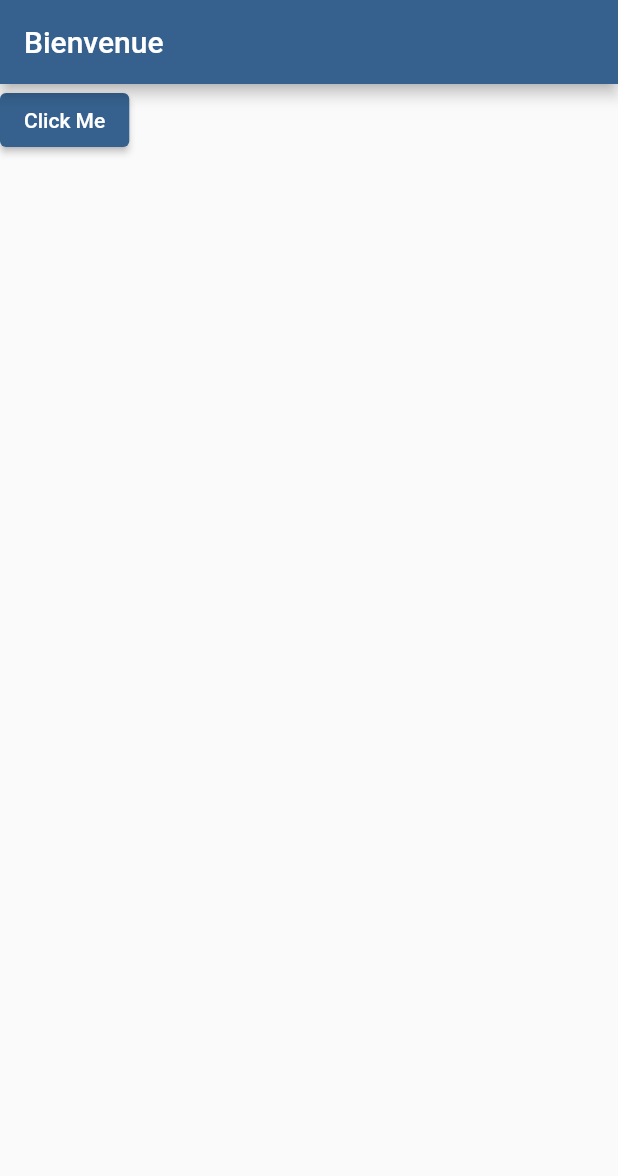
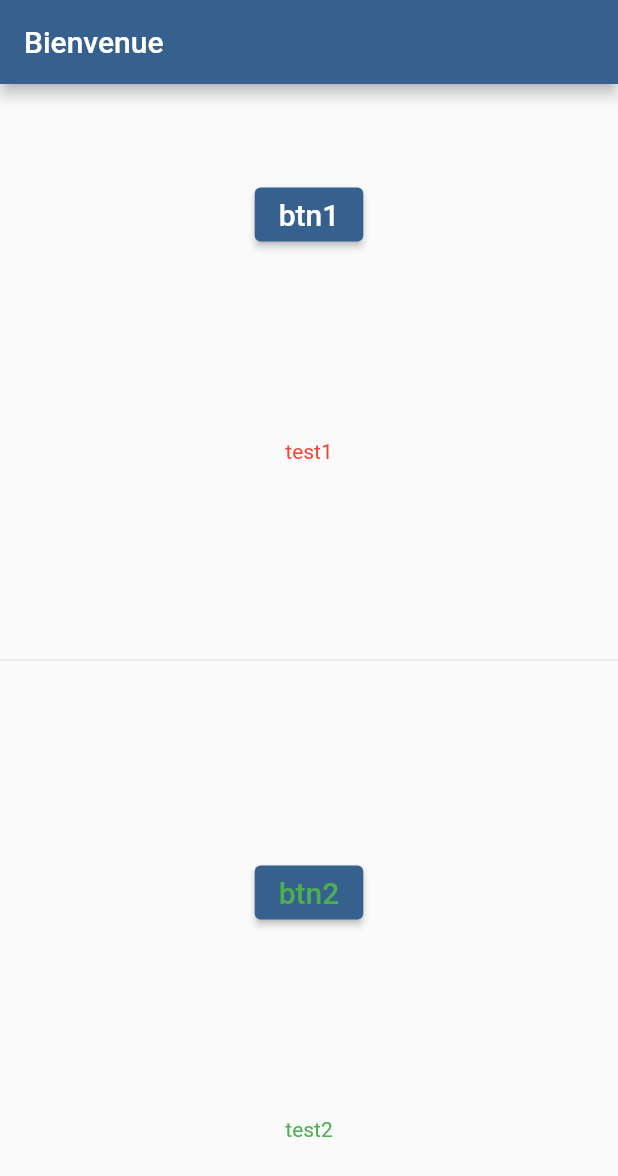
Before and after one commit to fanetech/second_app, a Flutter app: the screen it shows after launch, on a phone screen of 412 x 824 dp. Shown: the top 1176 px of the screen. Run offline on Flutter 3.47's test engine with Material 2 defaults, Android fonts, the phone set to English and light mode, and no system bars.

Commit message:
elevatedButton

```diff
--- a/lib/main.dart
+++ b/lib/main.dart
@@ -26,6 +26,8 @@ class soir extends StatefulWidget {
 
 class _soirState extends State<soir> {
   var info = "Hello World";
+  var text1 = "test1";
+  var text2 = "test2";
 
   @override
   void initState() {
@@ -34,19 +36,46 @@ class _soirState extends State<soir> {
     info = "Bienvenue";
   }
 
+  void click1() {
+    setState(() {
+      text1 = "click text1";
+    });
+  }
+
+  void click2(String t) {
+    setState(() {
+      text2 = t;
+    });
+  }
+
   @override
   Widget build(BuildContext context) {
     return Scaffold(
-      appBar: AppBar(title: Text(info)),
-      body: ElevatedButton(
-        child: const Text("Click Me"),
-        onPressed: () {
-          print("Hello World");
-          setState(() {
-            info = "Fanetech";
-          });
-        },
-      ),
-    );
+        appBar: AppBar(title: Text(info)),
+        body: Column(
+          mainAxisAlignment: MainAxisAlignment.spaceAround,
+          crossAxisAlignment: CrossAxisAlignment.center,
+          children: [
+            ElevatedButton(
+                onPressed: () => click1(),
+                child: const Text('btn1',
+                    style: TextStyle(fontSize: 20, color: Colors.white))),
+            Text(
+              text1,
+              style: const TextStyle(color: Colors.red),
+            ),
+            const Divider(
+              height: 10,
+            ),
+            ElevatedButton(
+                onPressed: () => click2("click text2"),
+                child: const Text('btn2',
+                    style: TextStyle(fontSize: 20, color: Colors.green))),
+            Text(
+              text2,
+              style: const TextStyle(color: Colors.green),
+            ),
+          ],
+        ));
   }
 }
```
